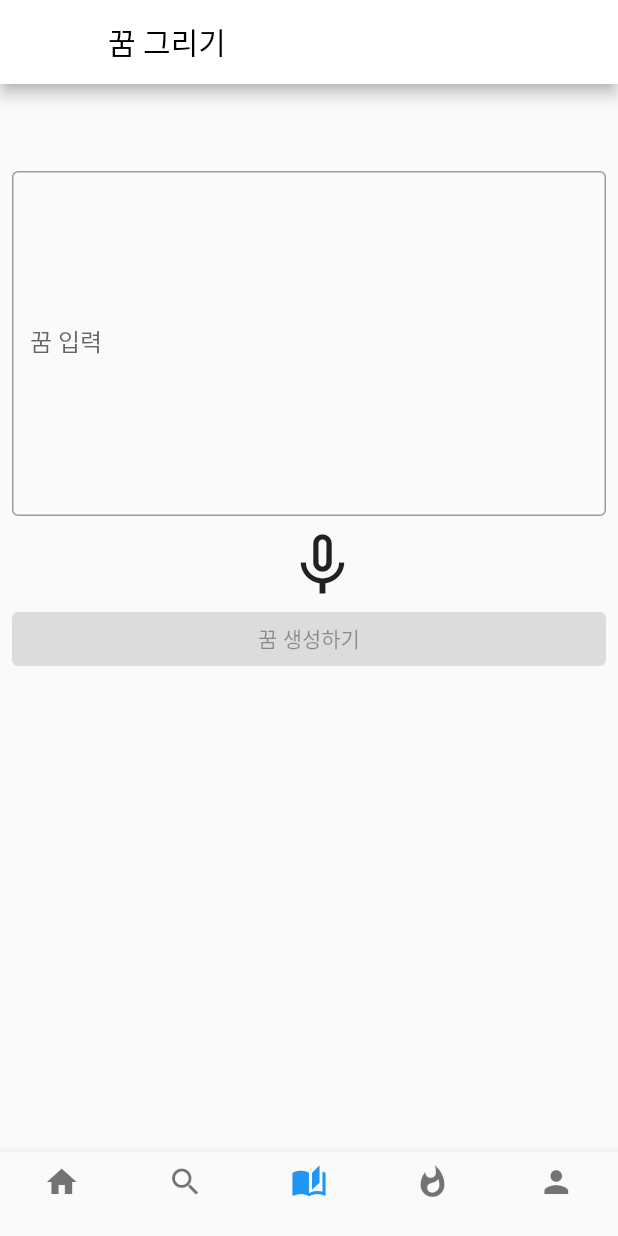
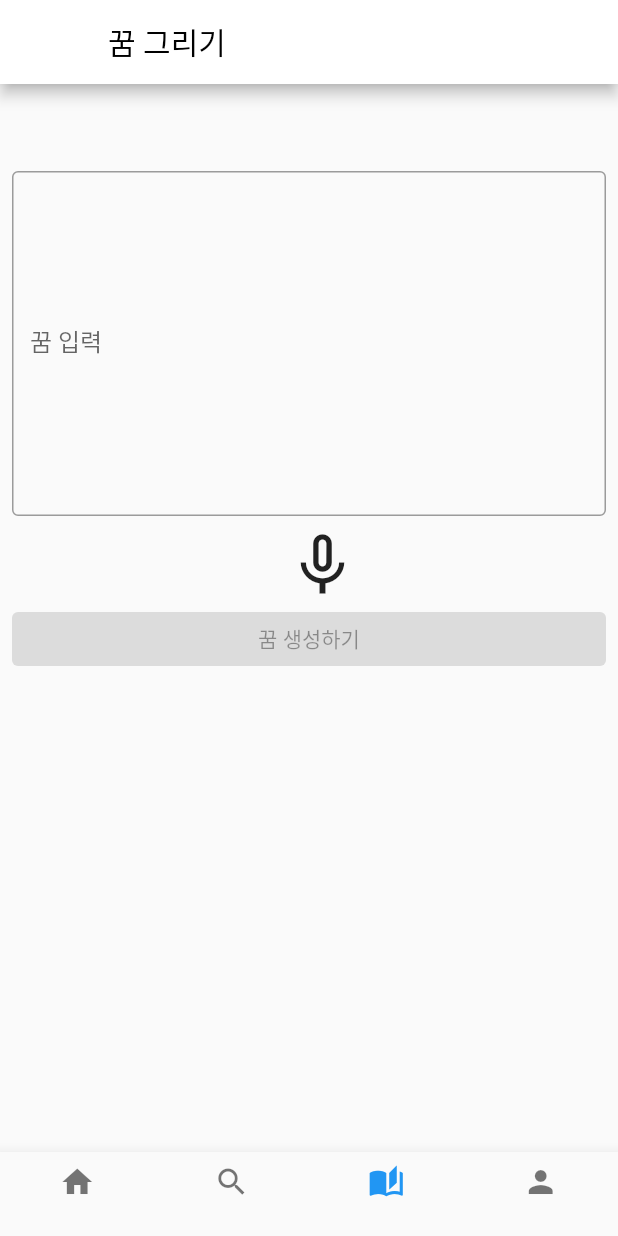
Before and after one commit to HypeDMZ/Docent-FE, a Flutter app: the MainScreen screen opened by its route, item 3 of the bottom bar chosen, on a phone screen of 412 x 824 dp. Run offline on Flutter 3.47's test engine with Material 2 defaults, Android fonts, the light colour scheme and no system bars; our stand-ins replace shared_preferences, speech_to_text; missing offline and left inert: kakao_flutter_sdk, kakao_flutter_sdk_common; accounts and stored records are empty; network calls fail; Roboto replaces fonts that are missing (NanumGothic).

Commit message:
fix: 하단 네비게이션 바 수정

```diff
--- a/lib/src/page/app.dart
+++ b/lib/src/page/app.dart
@@ -68,7 +68,6 @@ class _MainScreenState extends State<MainScreen> {
     MainPage(),
     SearchPage(),
     CreatePage(),
-    MyPage(), // HotPage(),
     MyPage(),
   ];
 
--- a/lib/src/widgets/bottom_navigation_bar.dart
+++ b/lib/src/widgets/bottom_navigation_bar.dart
@@ -16,7 +16,7 @@ class CustomBottomNavigationBar extends StatelessWidget {
         BottomNavigationBarItem(icon: Icon(Icons.home), label: ''),
         BottomNavigationBarItem(icon: Icon(Icons.search), label: ''),
         BottomNavigationBarItem(icon: Icon(Icons.auto_stories), label: ''),
-        BottomNavigationBarItem(icon: Icon(Icons.whatshot), label: ''),
+        // BottomNavigationBarItem(icon: Icon(Icons.whatshot), label: ''),
         BottomNavigationBarItem(icon: Icon(Icons.person), label: ''),
       ],
     );
```
Also changed, not shown: lib/src/page/search_page.dart (+14 -0 lines).
